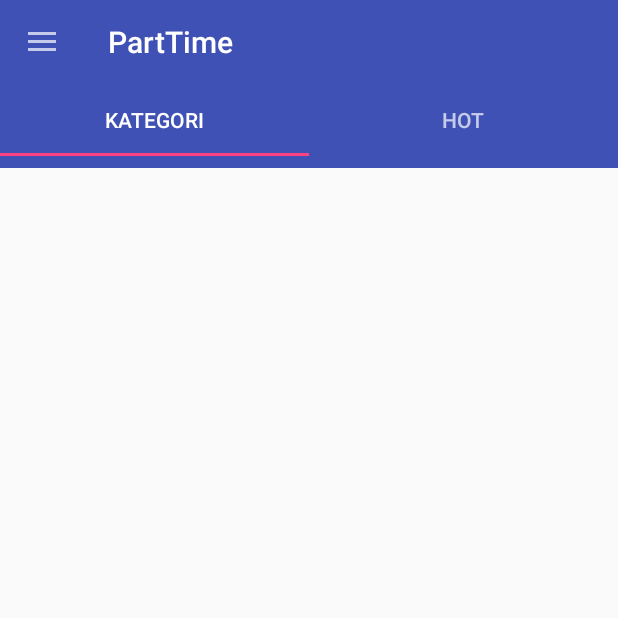
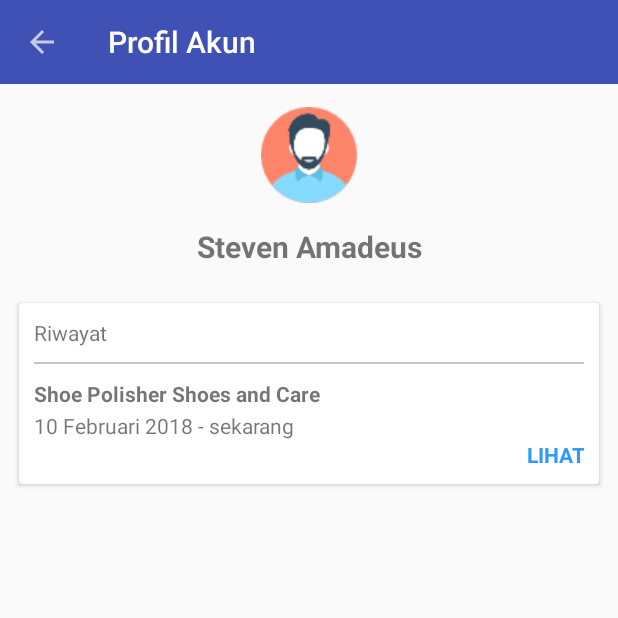
Before and after one commit to almanalfaruq/PartTime, an Android app: the MainActivity screen opened directly, with no data from a screen before it, after a tap on "Profil Akun", on a phone screen of 412 x 824 dp, the top half of it. Run offline under Robolectric (Android 15) with nearby library versions, the phone set to English and light mode, and no system bars; 1 other tap on this screen came first.

Commit message:
Penambahan fitur Profile Activity untuk aplikasi. oleh Steven Amadeus - 44083.

```diff
--- a/app/build.gradle
+++ b/app/build.gradle
@@ -23,6 +23,7 @@ dependencies {
     implementation 'com.android.support:appcompat-v7:26.1.0'
     implementation 'com.android.support:design:26.1.0'
     implementation 'com.nbsp:library:1.8'
+    implementation 'com.android.support:cardview-v7:26.1.0'
     testImplementation 'junit:junit:4.12'
     androidTestImplementation 'com.android.support.test:runner:1.0.1'
     androidTestImplementation 'com.android.support.test.espresso:espresso-core:3.0.1'
--- a/app/src/main/AndroidManifest.xml
+++ b/app/src/main/AndroidManifest.xml
@@ -20,6 +20,7 @@
         <activity android:name=".LoginActivity"/>
         <activity android:name=".SignupActivity"/>
         <activity android:name=".MainActivity"/>
+        <activity android:name=".ProfilActivity"/>
     </application>
 
 </manifest>
--- a/app/src/main/java/com/parttime/parttime/MainActivity.java
+++ b/app/src/main/java/com/parttime/parttime/MainActivity.java
@@ -92,7 +92,8 @@ public class MainActivity extends AppCompatActivity implements NavigationView.On
         int id = item.getItemId();
 
         if (id == R.id.profil_menu) {
-            Toast.makeText(this, "Profil Activity", Toast.LENGTH_SHORT).show();
+            Intent profilIntent = new Intent(MainActivity.this, ProfilActivity.class);
+            startActivity(profilIntent);
         } else if (id == R.id.notif_menu) {
             Toast.makeText(this, "Notification Activity", Toast.LENGTH_SHORT).show();
         } else if (id == R.id.lowongan_menu) {
--- /dev/null
+++ b/app/src/main/java/com/parttime/parttime/ProfilActivity.java
@@ -0,0 +1,40 @@
+package com.parttime.parttime;
+
+/**
+ * Created by Steven on 4/21/2018.
+ */
+
+import android.os.Bundle;
+import android.support.annotation.Nullable;
+import android.support.v7.app.AppCompatActivity;
+import android.support.v7.widget.Toolbar;
+import android.view.MenuItem;
+
+public class ProfilActivity extends AppCompatActivity {
+
+    @Override
+    protected void onCreate(@Nullable Bundle savedInstanceState) {
+        super.onCreate(savedInstanceState);
+        setContentView(R.layout.activity_profil);
+
+        Toolbar toolbar = (Toolbar)findViewById(R.id.toolbar);
+
+        setSupportActionBar(toolbar);
+        getSupportActionBar().setTitle("Profil Akun");
+
+        getSupportActionBar().setDisplayHomeAsUpEnabled(true);
+    }
+
+    @Override
+    public boolean onOptionsItemSelected(MenuItem item) {
+        if (item.getItemId() == android.R.id.home) {
+            finish();
+        }
+        return super.onOptionsItemSelected(item);
+    }
+
+    @Override
+    public void onBackPressed() {
+        finish();
+    }
+}
--- /dev/null
+++ b/app/src/main/res/layout/activity_profil.xml
@@ -0,0 +1,92 @@
+<?xml version="1.0" encoding="utf-8"?>
+<LinearLayout xmlns:android="http://schemas.android.com/apk/res/android"
+    xmlns:app="http://schemas.android.com/apk/res-auto"
+    android:layout_width="match_parent"
+    android:layout_height="match_parent"
+    android:orientation="vertical">
+
+    <android.support.v7.widget.Toolbar
+        android:id="@+id/toolbar"
+        android:layout_width="match_parent"
+        android:layout_height="wrap_content"
+        android:background="?attr/colorPrimary"
+        android:minHeight="?attr/actionBarSize"
+        android:theme="@style/ThemeOverlay.AppCompat.Dark"
+        app:popupTheme="@style/ThemeOverlay.AppCompat.Light"
+        app:titleTextColor="@android:color/white" />
+
+    <LinearLayout
+        android:layout_width="match_parent"
+        android:layout_height="wrap_content"
+        android:orientation="vertical">
+
+        <ImageView
+            android:layout_width="wrap_content"
+            android:layout_height="wrap_content"
+            android:src="@drawable/man"
+            android:layout_gravity="center"
+            android:layout_margin="15dp"/>
+
+        <TextView
+            android:layout_width="match_parent"
+            android:layout_height="wrap_content"
+            android:text="Steven Amadeus"
+            android:textSize="20dp"
+            android:textStyle="bold"
+            android:textAlignment="center"
+            android:layout_marginBottom="10dp"/>
+
+        <android.support.v7.widget.CardView
+            android:layout_width="match_parent"
+            android:layout_height="wrap_content"
+            app:cardElevation="2dp"
+            app:cardUseCompatPadding="true"
+            android:layout_margin="10dp">
+
+            <LinearLayout
+                android:layout_width="match_parent"
+                android:layout_height="wrap_content"
+                android:padding="10dp"
+                android:orientation="vertical">
+
+                <TextView
+                    android:layout_width="match_parent"
+                    android:layout_height="wrap_content"
+                    android:layout_marginBottom="10dp"
+                    android:text="Riwayat"/>
+
+                <View
+                    android:layout_width="match_parent"
+                    android:layout_marginBottom="10dp"
+                    android:layout_height="1dp"
+                    android:background="#c7c7c7" />
+
+                <TextView
+                    android:layout_width="match_parent"
+                    android:layout_height="wrap_content"
+                    android:layout_marginBottom="2dp"
+                    android:text="Shoe Polisher Shoes and Care"
+                    android:textStyle="bold" />
+
+                <TextView
+                    android:layout_width="match_parent"
+                    android:layout_height="wrap_content"
+                    android:text="10 Februari 2018 - sekarang" />
+
+                <TextView
+                    android:layout_width="match_parent"
+                    android:layout_height="wrap_content"
+                    android:text="LIHAT"
+                    android:textColor="#2d99ff"
+                    android:textStyle="bold"
+                    android:textAlignment="textEnd"
+                    android:layout_gravity="end"/>
+
+            </LinearLayout>
+
+
+        </android.support.v7.widget.CardView>
+
+    </LinearLayout>
+
+</LinearLayout>
```
